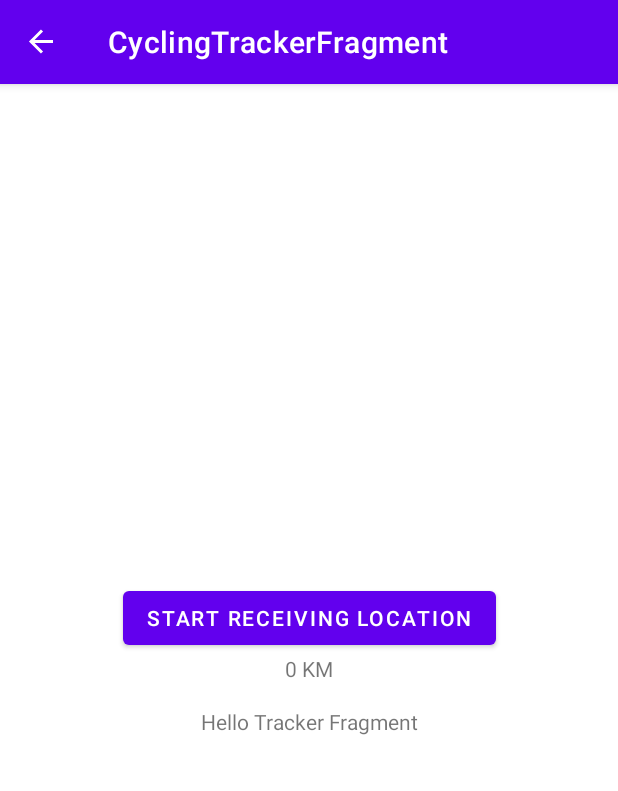
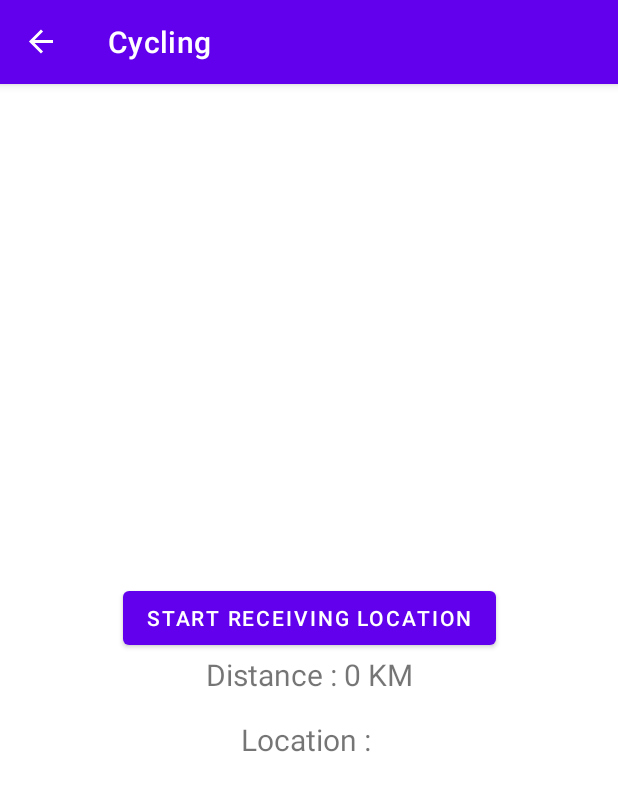
Before and after one commit to jonetmurti/android-fitness-app, an Android app: the CyclingTrackerFragment screen opened through its navigation route, on a phone screen of 412 x 824 dp. Shown: the top 791 px of the screen. Run offline under Robolectric (Android 15) with nearby library versions, the phone set to English and light mode, and no system bars; our stand-ins replace Room's generated code, RxJava, data binding, navigation-ui; network calls fail; pictures from the network do not load; 2 statements that could not run were skipped.

Commit message:
fix labeling and size

```diff
--- a/app/src/main/java/com/example/workoutapp/news/NewsFragment.kt
+++ b/app/src/main/java/com/example/workoutapp/news/NewsFragment.kt
@@ -1,6 +1,7 @@
 package com.example.workoutapp.news
 
 import android.content.Context
+import android.content.res.Configuration
 import android.location.Location
 import android.os.Bundle
 import android.util.Log
@@ -8,6 +9,7 @@ import androidx.fragment.app.Fragment
 import android.view.LayoutInflater
 import android.view.View
 import android.view.ViewGroup
+import android.widget.Toast
 import androidx.appcompat.widget.Toolbar
 import androidx.drawerlayout.widget.DrawerLayout
 import androidx.fragment.app.FragmentActivity
@@ -16,6 +18,7 @@ import androidx.lifecycle.ViewModelProvider
 import androidx.navigation.fragment.findNavController
 import androidx.navigation.ui.AppBarConfiguration
 import androidx.navigation.ui.setupWithNavController
+import androidx.recyclerview.widget.GridLayoutManager
 import androidx.recyclerview.widget.LinearLayoutManager
 import com.example.workoutapp.MainActivity
 import com.example.workoutapp.R
@@ -82,6 +85,10 @@ class NewsFragment : Fragment(), NewsAdapter.NewsClickListener {
         newsAdapter = NewsAdapter(this)
         binding.recyclerViewNews.adapter = newsAdapter
         binding.recyclerViewNews.layoutManager = LinearLayoutManager(context)
+
+        viewModel.news.observe(viewLifecycleOwner, Observer {
+            newsAdapter.submitList(it)
+        })
         // Inflate the layout for this fragment
         return binding.root
     }
@@ -110,13 +117,12 @@ class NewsFragment : Fragment(), NewsAdapter.NewsClickListener {
         _binding = null
     }
 
-
-    fun callApi(){
+    private fun callApi(){
         mCompositeDisposable?.add(NetworkService.newsService.getNews("id", "sports", NetworkService.API_KEY)
                 .subscribeOn(Schedulers.io())
                 .observeOn(AndroidSchedulers.mainThread())
                 .subscribe ({ items ->
-                    newsAdapter.submitList(items.articles)
+                    viewModel.insertNews(items.articles)
                 },{}))
     }
 
--- a/app/src/main/java/com/example/workoutapp/news/NewsViewModel.kt
+++ b/app/src/main/java/com/example/workoutapp/news/NewsViewModel.kt
@@ -6,7 +6,7 @@ import com.example.workoutapp.network.NetworkNews
 import java.lang.IllegalArgumentException
 
 class NewsViewModel(application: Application): AndroidViewModel(application) {
-    lateinit var _news: MutableLiveData<List<NetworkNews>>
+    var _news: MutableLiveData<List<NetworkNews>> = MutableLiveData(listOf())
     val news: LiveData<List<NetworkNews>>
         get() =  _news
 
--- a/app/src/main/res/layout/fragment_cycling_tracker.xml
+++ b/app/src/main/res/layout/fragment_cycling_tracker.xml
@@ -19,9 +19,6 @@
     </com.google.android.material.appbar.AppBarLayout>
 
     <androidx.constraintlayout.widget.ConstraintLayout
-        xmlns:android="http://schemas.android.com/apk/res/android"
-        xmlns:app="http://schemas.android.com/apk/res-auto"
-        xmlns:tools="http://schemas.android.com/tools"
         android:layout_width="match_parent"
         android:layout_height="match_parent"
         android:padding="?attr/actionBarSize">
@@ -31,7 +28,8 @@
             android:layout_width="wrap_content"
             android:layout_height="wrap_content"
             android:layout_marginTop="16dp"
-            android:text="Hello Tracker Fragment"
+            android:text="Location : "
+            android:textSize="20sp"
             app:layout_constraintEnd_toEndOf="parent"
             app:layout_constraintStart_toStartOf="parent"
             app:layout_constraintTop_toBottomOf="@+id/tvDistance" />
@@ -50,7 +48,8 @@
             android:id="@+id/tvDistance"
             android:layout_width="wrap_content"
             android:layout_height="wrap_content"
-            android:text="TextView"
+            android:text="Distance : "
+            android:textSize="20sp"
             app:layout_constraintEnd_toEndOf="parent"
             app:layout_constraintStart_toStartOf="parent"
             app:layout_constraintTop_toBottomOf="@+id/btnStart" />
--- a/app/src/main/res/layout/fragment_walking_tracker.xml
+++ b/app/src/main/res/layout/fragment_walking_tracker.xml
@@ -38,6 +38,7 @@
             android:layout_width="wrap_content"
             android:layout_height="wrap_content"
             android:text="TextView"
+            android:textSize="24sp"
             app:layout_constraintEnd_toEndOf="parent"
             app:layout_constraintStart_toStartOf="parent"
             app:layout_constraintTop_toBottomOf="@+id/btn_tracking" />
--- a/app/src/main/res/navigation/navigation.xml
+++ b/app/src/main/res/navigation/navigation.xml
@@ -8,7 +8,7 @@
     <fragment
         android:id="@+id/news_page"
         android:name="com.example.workoutapp.news.NewsFragment"
-        android:label="fragment_news"
+        android:label="Sport News"
         tools:layout="@layout/fragment_news" >
         <action
             android:id="@+id/action_news_page_to_webView_page"
@@ -17,7 +17,7 @@
     <fragment
         android:id="@+id/scheduler_page"
         android:name="com.example.workoutapp.scheduler.SchedulerFragment"
-        android:label="fragment_schedule"
+        android:label="Schedule"
         tools:layout="@layout/fragment_schedule" />
 <!--    <fragment-->
 <!--        android:id="@+id/tracker_page"-->
@@ -31,7 +31,7 @@
     <fragment
         android:id="@+id/webView_page"
         android:name="com.example.workoutapp.news.WebViewFragment"
-        android:label="fragment_web_view"
+        android:label="Sport News"
         tools:layout="@layout/fragment_web_view" >
         <argument
             android:name="news"
@@ -40,7 +40,7 @@
     <fragment
         android:id="@+id/history_page"
         android:name="com.example.workoutapp.history.CalendarFragment"
-        android:label="fragment_calendar"
+        android:label="History"
         tools:layout="@layout/fragment_calendar" >
         <action
             android:id="@+id/action_history_page_to_log_list_page"
@@ -49,7 +49,7 @@
     <fragment
         android:id="@+id/log_list_page"
         android:name="com.example.workoutapp.history.LogListFragment"
-        android:label="fragment_log_list"
+        android:label="History"
         tools:layout="@layout/fragment_log_list" >
         <argument
             android:name="calendar"
@@ -64,7 +64,7 @@
     <fragment
         android:id="@+id/walking_page"
         android:name="com.example.workoutapp.tracker.WalkingTrackerFragment"
-        android:label="fragment_walking_tracker"
+        android:label="Walking"
         tools:layout="@layout/fragment_walking_tracker" >
         <action
             android:id="@+id/action_walking_page_to_walking_detail_page"
@@ -73,7 +73,7 @@
     <fragment
         android:id="@+id/cycling_page"
         android:name="com.example.workoutapp.tracker.CyclingTrackerFragment"
-        android:label="CyclingTrackerFragment"
+        android:label="Cycling"
         tools:layout="@layout/fragment_cycling_tracker">
         <action
             android:id="@+id/action_cycling_page_to_cycling_detail_page"
@@ -82,7 +82,7 @@
     <fragment
         android:id="@+id/walking_detail_page"
         android:name="com.example.workoutapp.history.WalkingDetailFragment"
-        android:label="fragment_walking_detail"
+        android:label="Walking"
         tools:layout="@layout/fragment_walking_detail" >
         <argument
             android:name="id"
@@ -91,7 +91,7 @@
     <fragment
         android:id="@+id/cycling_detail_page"
         android:name="com.example.workoutapp.history.CyclingDetailFragment"
-        android:label="fragment_cycling_detail"
+        android:label="Cycling"
         tools:layout="@layout/fragment_cycling_detail" >
         <argument
             android:name="id"
```
Also changed, not shown: app/src/main/java/com/example/workoutapp/tracker/CyclingTrackerFragment.kt (+5 -5 lines), app/src/main/java/com/example/workoutapp/tracker/WalkingTrackerFragment.kt (+3 -4 lines).
